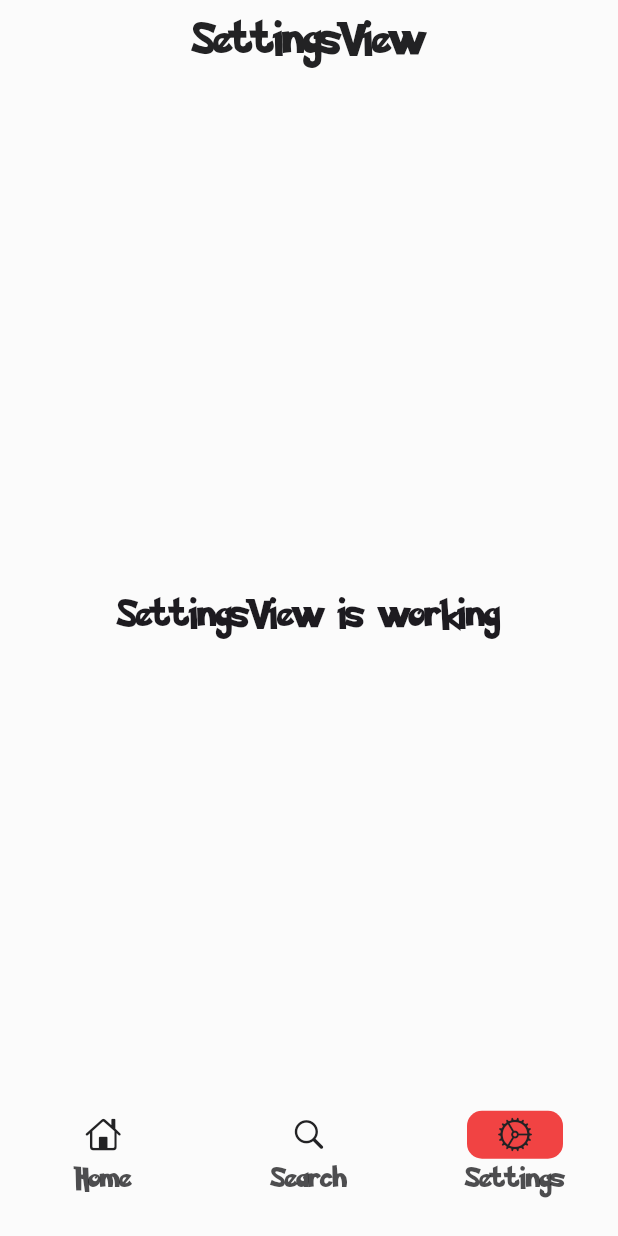
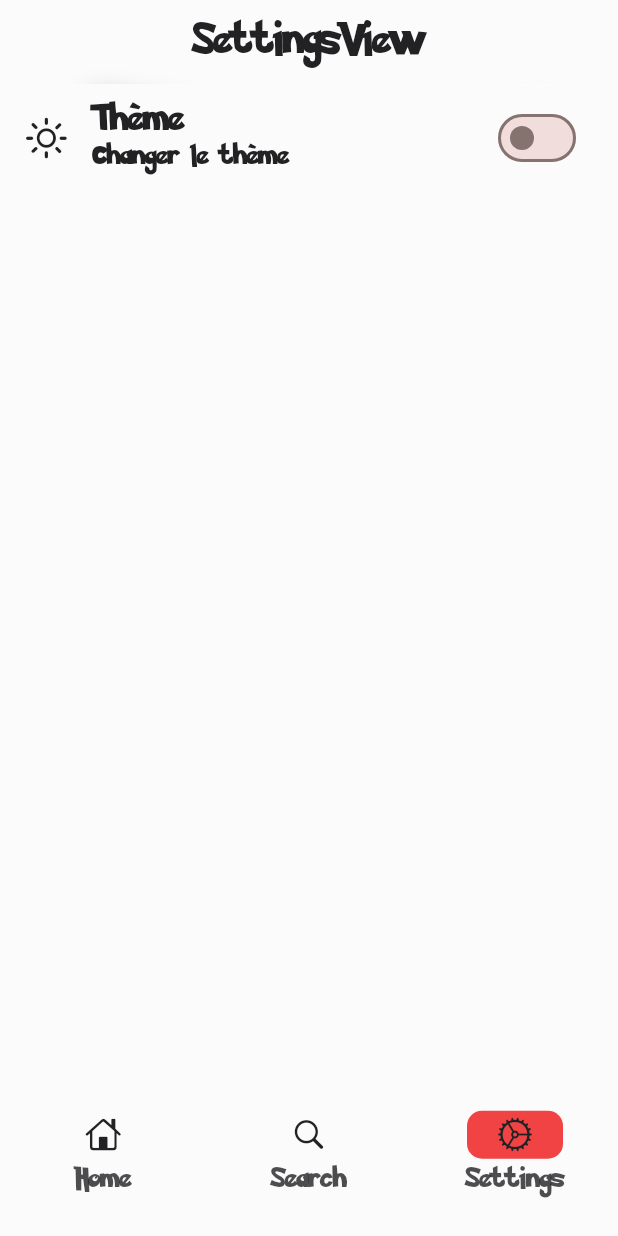
Before and after one commit to JurojinKun/flutter_test_getX, a Flutter app: the screen it shows after launch, item 3 of the bottom bar chosen, on a phone screen of 412 x 824 dp. Run offline on Flutter 3.47's test engine with Material 3 defaults, Android fonts, the phone set to English and light mode, and no system bars; our stand-ins replace get, get_storage.

Commit message:
Logic theme
- implement logic get storage theme app

```diff
--- a/lib/app/modules/home/views/home_view.dart
+++ b/lib/app/modules/home/views/home_view.dart
@@ -36,11 +36,11 @@ class HomeView extends GetView<HomeController> {
       onTap: () => Get.toNamed(Routes
           .profile), //add id:number corresponds to nested key wrapper to stack navigation bottom bar,
       child: Card(
-        color: Theme.of(context).scaffoldBackgroundColor,
+        color: Theme.of(context).colorScheme.secondary,
         shape:
             RoundedRectangleBorder(borderRadius: BorderRadius.circular(10.0)),
-        elevation: 4,
-        shadowColor: Theme.of(context).primaryColor,
+        elevation: 6,
+        shadowColor: Theme.of(context).colorScheme.primary,
         child: Center(
           child: Text(index.toString()),
         ),
--- a/lib/app/modules/profile/views/profile_view.dart
+++ b/lib/app/modules/profile/views/profile_view.dart
@@ -1,3 +1,4 @@
+import 'package:flutter/cupertino.dart';
 import 'package:flutter/material.dart';
 import 'package:flutter_test_getx/app/widgets/app_bar_custom.dart';
 
@@ -14,7 +15,9 @@ class ProfileView extends GetView<ProfileController> {
       appBar: PreferredSize(
             preferredSize: Size(MediaQuery.of(context).size.width,
                 AppBar().preferredSize.height),
-            child: const AppBarCustom(title: "ProfileView")),
+            child: AppBarCustom(
+              leading: IconButton(onPressed: () => Get.back(), icon: const Icon(CupertinoIcons.back, size: 30.0)),
+              title: "ProfileView")),
       body: const Center(
         child: Text(
           'ProfileView is working',
--- a/lib/app/modules/settings/views/settings_view.dart
+++ b/lib/app/modules/settings/views/settings_view.dart
@@ -1,4 +1,6 @@
+import 'package:flutter/cupertino.dart';
 import 'package:flutter/material.dart';
+import 'package:flutter_test_getx/app/theme/custom_font_sizes.dart';
 import 'package:flutter_test_getx/app/widgets/app_bar_custom.dart';
 
 import 'package:get/get.dart';
@@ -10,15 +12,41 @@ class SettingsView extends GetView<SettingsController> {
   @override
   Widget build(BuildContext context) {
     return Scaffold(
-      extendBodyBehindAppBar: true,
-      appBar: PreferredSize(
+        extendBodyBehindAppBar: true,
+        appBar: PreferredSize(
             preferredSize: Size(MediaQuery.of(context).size.width,
                 AppBar().preferredSize.height),
             child: const AppBarCustom(title: "SettingsView")),
-      body: const Center(
-        child: Text(
-          'SettingsView is working',
-          style: TextStyle(fontSize: 20),
+        body: SafeArea(
+          child: SingleChildScrollView(
+            child: Column(
+              children: [
+                _changeTheme(context),
+              ],
+            ),
+          ),
+        ));
+  }
+
+  Widget _changeTheme(BuildContext context) {
+    return ListTile(
+      iconColor: Theme.of(context).indicatorColor,
+      titleTextStyle: FontSizes.textStyleCustomPokemonSolid(
+          Theme.of(context).indicatorColor, 20.0),
+      subtitleTextStyle: FontSizes.textStyleCustomPokemonSolid(
+          Theme.of(context).indicatorColor, 15.0),
+      leading: const Icon(
+        CupertinoIcons.brightness,
+        size: 30,
+      ),
+      title: const Text("Thème"),
+      subtitle: const Text("Changer le thème"),
+      trailing: Obx(
+        () => Switch(
+          value: controller.currentTheme.value == ThemeMode.dark,
+          onChanged: (value) {
+            controller.switchTheme();
+          },
         ),
       ),
     );
--- a/lib/app/theme/custom_theme.dart
+++ b/lib/app/theme/custom_theme.dart
@@ -6,11 +6,16 @@ class CustomTheme {
   static Color primaryColor = const Color(0xFFee1515),
       white = const Color(0xFFfbfbfb),
       black = const Color(0xFF222224),
-      transparent = Colors.transparent;
+      transparent = Colors.transparent,
+      whiteSecondary = Colors.white,
+      blackSecondary = Colors.black;
 
   static final lightTheme = ThemeData(
-    primaryColor: primaryColor,
-    brightness: Brightness.light,
+    colorScheme: ColorScheme.fromSeed(
+        brightness: Brightness.light,
+        primary: primaryColor,
+        secondary: whiteSecondary,
+        seedColor: primaryColor),
     scaffoldBackgroundColor: white,
     indicatorColor: black,
     useMaterial3: true,
@@ -34,8 +39,11 @@ class CustomTheme {
   );
 
   static final darkTheme = ThemeData(
-    primaryColor: primaryColor,
-    brightness: Brightness.dark,
+    colorScheme: ColorScheme.fromSeed(
+        brightness: Brightness.dark,
+        primary: primaryColor,
+        secondary: blackSecondary,
+        seedColor: primaryColor),
     scaffoldBackgroundColor: black,
     indicatorColor: white,
     useMaterial3: true,
--- /dev/null
+++ b/lib/app/theme/theme_service.dart
@@ -0,0 +1,23 @@
+import 'package:flutter/material.dart';
+import 'package:get/get.dart';
+import 'package:get_storage/get_storage.dart';
+
+class ThemeService {
+  final _box = GetStorage(); // Stockage local avec GetStorage
+  final _key = 'isDarkMode';
+
+  // Récupère le thème actuel (si c'est sombre ou clair)
+  ThemeMode get theme => _loadThemeFromBox() ? ThemeMode.dark : ThemeMode.light;
+
+  // Bascule le thème et sauvegarde dans le stockage local
+  void switchTheme() {
+    Get.changeThemeMode(_loadThemeFromBox() ? ThemeMode.light : ThemeMode.dark);
+    _saveThemeToBox(!_loadThemeFromBox());
+  }
+
+  // Charge le thème depuis le stockage local
+  bool _loadThemeFromBox() => _box.read(_key) ?? false;
+
+  // Sauvegarde le thème dans le stockage local
+  void _saveThemeToBox(bool isDarkMode) => _box.write(_key, isDarkMode);
+}
--- a/lib/app/widgets/app_bar_custom.dart
+++ b/lib/app/widgets/app_bar_custom.dart
@@ -3,14 +3,17 @@ import 'dart:ui';
 import 'package:flutter/material.dart';
 
 class AppBarCustom extends StatelessWidget {
+  final Widget? leading;
   final String title;
-  const AppBarCustom({super.key, required this.title});
+  const AppBarCustom({super.key, this.leading, required this.title});
 
   @override
   Widget build(BuildContext context) {
     return AppBar(
+      automaticallyImplyLeading: false,
       elevation: 0,
       backgroundColor: Theme.of(context).scaffoldBackgroundColor.withOpacity(0.5),
+      leading: leading,
       title: Text(
         title,
       ),
--- a/lib/app/widgets/navigator_bar_custom.dart
+++ b/lib/app/widgets/navigator_bar_custom.dart
@@ -37,7 +37,7 @@ class NavigationBarCustom extends StatelessWidget {
               elevation: 0,
               backgroundColor: Colors.transparent,
               shadowColor: Colors.transparent,
-              indicatorColor: Theme.of(context).primaryColor.withOpacity(0.8),
+              indicatorColor: Theme.of(context).colorScheme.primary.withOpacity(0.8),
               indicatorShape: RoundedRectangleBorder(
                   borderRadius: BorderRadius.circular(10.0)),
               destinations: [
--- a/lib/main.dart
+++ b/lib/main.dart
@@ -1,11 +1,15 @@
 import 'package:flutter/material.dart';
 import 'package:flutter_test_getx/app/theme/custom_theme.dart';
+import 'package:flutter_test_getx/app/theme/theme_service.dart';
 
 import 'package:get/get.dart';
+import 'package:get_storage/get_storage.dart';
 
 import 'app/routes/app_pages.dart';
 
-void main() {
+Future<void> main() async {
+  WidgetsFlutterBinding.ensureInitialized();
+  await GetStorage.init();
   runApp(const MyApp());
 }
 
@@ -19,7 +23,7 @@
       title: "Flutter Test Getx",
       theme: CustomTheme.lightTheme,
       darkTheme: CustomTheme.darkTheme,
-      themeMode: ThemeMode.system,
+      themeMode: ThemeService().theme,
       initialRoute: AppPages.initial,
       getPages: AppPages.routes,
     );
--- a/pubspec.yaml
+++ b/pubspec.yaml
@@ -13,6 +13,7 @@ dependencies:
 
   cupertino_icons: ^1.0.8
   get: ^4.6.6
+  get_storage: ^2.1.1
 
 dev_dependencies:
   flutter_test:
```
Also changed, not shown: lib/app/modules/settings/controllers/settings_controller.dart (+10 -17 lines), pubspec.lock, 10 other files.
